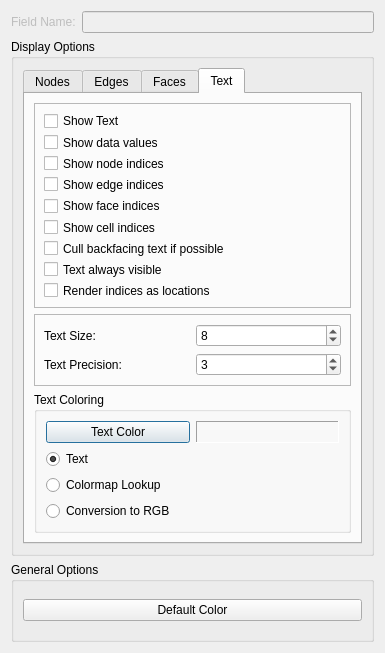
First picture: the form in src/Interface/Modules/Visualization/ShowField.ui, repository SCIInstitute/SCIRun, before the edit.
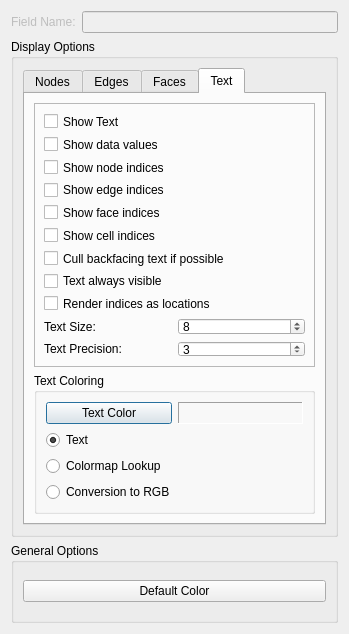
Second picture: the form after the edit.

Commit message: little fine tuning of showfield GUI

The edit to the form file:
```diff
--- a/src/Interface/Modules/Visualization/ShowField.ui
+++ b/src/Interface/Modules/Visualization/ShowField.ui
@@ -6,14 +6,14 @@
    <rect>
     <x>0</x>
     <y>0</y>
-    <width>385</width>
-    <height>653</height>
+    <width>349</width>
+    <height>634</height>
    </rect>
   </property>
   <property name="minimumSize">
    <size>
     <width>349</width>
-    <height>570</height>
+    <height>630</height>
    </size>
   </property>
   <property name="windowTitle">
@@ -547,113 +547,95 @@
             <property name="frameShadow">
              <enum>QFrame::Raised</enum>
             </property>
-            <layout class="QVBoxLayout" name="verticalLayout_6">
-             <item>
+            <layout class="QGridLayout" name="gridLayout_8">
+             <item row="0" column="0" colspan="2">
               <widget class="QCheckBox" name="showTextCheckBox_">
                <property name="text">
                 <string>Show Text</string>
                </property>
               </widget>
              </item>
-             <item>
+             <item row="1" column="0" colspan="2">
               <widget class="QCheckBox" name="showDataValuesCheckBox_">
                <property name="text">
                 <string>Show data values</string>
                </property>
               </widget>
              </item>
-             <item>
+             <item row="2" column="0" colspan="2">
               <widget class="QCheckBox" name="showNodeIndicesCheckBox_">
                <property name="text">
                 <string>Show node indices</string>
                </property>
               </widget>
              </item>
-             <item>
+             <item row="3" column="0" colspan="2">
               <widget class="QCheckBox" name="showEdgeIndicesCheckBox_">
                <property name="text">
                 <string>Show edge indices</string>
                </property>
               </widget>
              </item>
-             <item>
+             <item row="4" column="0" colspan="2">
               <widget class="QCheckBox" name="showFaceIndicesCheckBox_">
                <property name="text">
                 <string>Show face indices</string>
                </property>
               </widget>
              </item>
-             <item>
+             <item row="5" column="0" colspan="2">
               <widget class="QCheckBox" name="showCellIndicesCheckBox_">
                <property name="text">
                 <string>Show cell indices</string>
                </property>
               </widget>
              </item>
-             <item>
+             <item row="6" column="0" colspan="2">
               <widget class="QCheckBox" name="cullTextCheckBox_">
                <property name="text">
                 <string>Cull backfacing text if possible</string>
                </property>
               </widget>
              </item>
-             <item>
+             <item row="7" column="0" colspan="2">
               <widget class="QCheckBox" name="textAlwaysVisibleCheckBox_">
                <property name="text">
                 <string>Text always visible</string>
                </property>
               </widget>
              </item>
-             <item>
+             <item row="8" column="0" colspan="2">
               <widget class="QCheckBox" name="renderIndicesLocationsCheckBox_">
                <property name="text">
                 <string>Render indices as locations</string>
                </property>
               </widget>
              </item>
-            </layout>
-           </widget>
-          </item>
-          <item>
-           <widget class="QFrame" name="frame_2">
-            <property name="font">
-             <font>
-              <weight>50</weight>
-              <bold>false</bold>
-             </font>
-            </property>
-            <property name="frameShape">
-             <enum>QFrame::StyledPanel</enum>
-            </property>
-            <property name="frameShadow">
-             <enum>QFrame::Raised</enum>
-            </property>
-            <layout class="QGridLayout" name="gridLayout_8">
-             <item row="0" column="1">
-              <widget class="QSpinBox" name="textSizeSpinBox_">
-               <property name="minimum">
-                <number>1</number>
-               </property>
-               <property name="value">
-                <number>8</number>
-               </property>
-              </widget>
-             </item>
-             <item row="0" column="0">
+             <item row="9" column="0">
               <widget class="QLabel" name="label_2">
                <property name="text">
                 <string>Text Size:</string>
                </property>
               </widget>
              </item>
-             <item row="1" column="0">
+             <item row="9" column="1">
+              <widget class="QSpinBox" name="textSizeSpinBox_">
+               <property name="minimum">
+                <number>1</number>
+               </property>
+               <property name="value">
+                <number>8</number>
+               </property>
+              </widget>
+             </item>
+             <item row="10" column="0">
               <widget class="QLabel" name="label_3">
                <property name="text">
                 <string>Text Precision:</string>
                </property>
               </widget>
              </item>
-             <item row="1" column="1">
+             <item row="10" column="1">
               <widget class="QSpinBox" name="textPrecisionSpinBox_">
                <property name="minimum">
                 <number>1</number>
@@ -737,6 +719,19 @@
             </layout>
            </widget>
           </item>
+          <item>
+           <spacer name="verticalSpacer_3">
+            <property name="orientation">
+             <enum>Qt::Vertical</enum>
+            </property>
+            <property name="sizeHint" stdset="0">
+             <size>
+              <width>20</width>
+              <height>40</height>
+             </size>
+            </property>
+           </spacer>
+          </item>
          </layout>
         </widget>
        </widget>
```
Left out of the diff: 66 changed lines with no effect on the pictures. Lines whose indentation alone changed are shown as unchanged.
